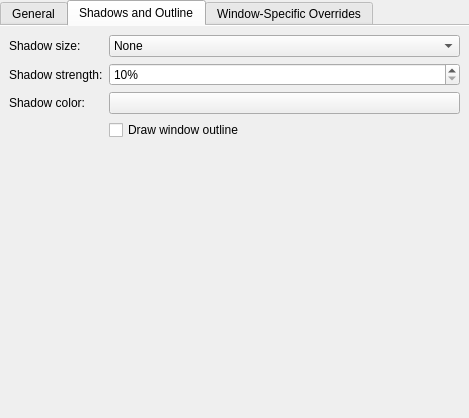
Before: the Qt Designer form kdecoration/config/ui/breezeconfigurationui.ui in carterjandrew/azrah-theme, drawn with Qt 5.
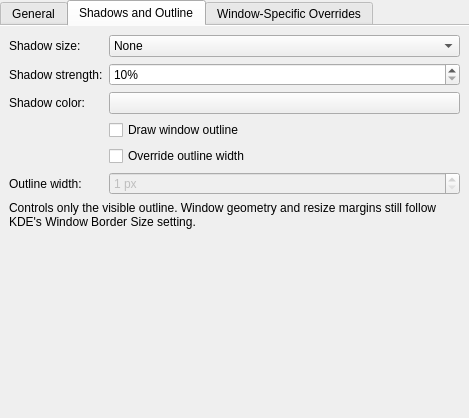
After: the same form once the commit is applied. The open tabs and pages were chosen to show the change. Custom widgets are drawn as their Qt base class.

Commit message: Border size changes

The edit to the form file:
```diff
--- a/kdecoration/config/ui/breezeconfigurationui.ui
+++ b/kdecoration/config/ui/breezeconfigurationui.ui
@@ -296,6 +296,49 @@
         </property>
        </widget>
        </item>
+       <item row="4" column="1">
+        <widget class="QCheckBox" name="customOutlineWidthEnabled">
+         <property name="text">
+          <string>Override outline width</string>
+         </property>
+        </widget>
+       </item>
+       <item row="5" column="0">
+        <widget class="QLabel" name="customOutlineWidthLabel">
+         <property name="text">
+          <string>Outline width:</string>
+         </property>
+         <property name="buddy">
+          <cstring>customOutlineWidth</cstring>
+         </property>
+        </widget>
+       </item>
+       <item row="5" column="1">
+        <widget class="QSpinBox" name="customOutlineWidth">
+         <property name="enabled">
+          <bool>false</bool>
+         </property>
+         <property name="suffix">
+          <string> px</string>
+         </property>
+         <property name="minimum">
+          <number>1</number>
+         </property>
+         <property name="maximum">
+          <number>32</number>
+         </property>
+        </widget>
+       </item>
+       <item row="6" column="0" colspan="2">
+        <widget class="QLabel" name="customOutlineWidthHelpLabel">
+         <property name="text">
+          <string>Controls only the visible outline. Window geometry and resize margins still follow KDE's Window Border Size setting.</string>
+         </property>
+         <property name="wordWrap">
+          <bool>true</bool>
+         </property>
+        </widget>
+       </item>
       </layout>
      </widget>
      <widget class="QWidget" name="tab_3">
```
The commit also changes 7 other files.
